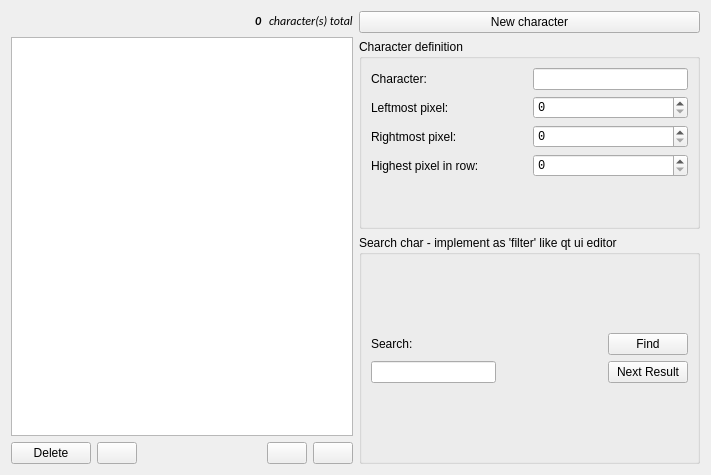
pietr26/OMSI-Tools, file OTModules/wFonts/Widgets/wdgchars.ui: the form before one commit.
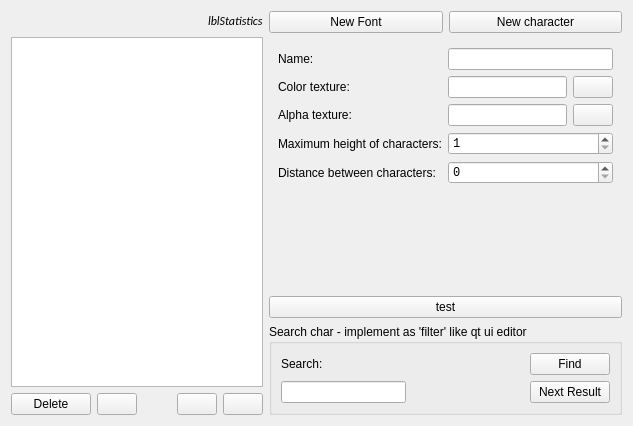
The form after the commit. Icons and pictures are not drawn.

Commit message:
Alpha of reworked font module, united wdgGeneral and wdgChars
I honestly don't know how to name that commit :')

```diff
--- a/OTModules/wFonts/Widgets/wdgchars.ui
+++ b/OTModules/wFonts/Widgets/wdgchars.ui
@@ -6,14 +6,14 @@
    <rect>
     <x>0</x>
     <y>0</y>
-    <width>711</width>
-    <height>475</height>
+    <width>633</width>
+    <height>426</height>
    </rect>
   </property>
   <property name="windowTitle">
    <string notr="true">wdgChars</string>
   </property>
-  <layout class="QHBoxLayout" name="horizontalLayout">
+  <layout class="QHBoxLayout" name="horizontalLayout_6">
    <item>
     <layout class="QVBoxLayout" name="verticalLayout_3">
      <item>
@@ -38,55 +38,26 @@
            <family>Calibri</family>
            <pointsize>9</pointsize>
            <italic>true</italic>
-           <bold>true</bold>
           </font>
          </property>
          <property name="toolTip">
           <string/>
          </property>
          <property name="text">
-          <string notr="true">0</string>
-         </property>
-        </widget>
-       </item>
-       <item>
-        <widget class="QLabel" name="lblCharCountText">
-         <property name="font">
-          <font>
-           <family>Calibri</family>
-           <pointsize>9</pointsize>
-           <italic>true</italic>
-          </font>
-         </property>
-         <property name="toolTip">
-          <string/>
-         </property>
-         <property name="text">
-          <string>character(s) total</string>
+          <string notr="true">lblStatistics</string>
          </property>
         </widget>
        </item>
       </layout>
      </item>
      <item>
-      <widget class="QListView" name="lvwChars">
-       <property name="font">
-        <font>
-         <family>Consolas</family>
-        </font>
+      <widget class="QTreeView" name="tvwChars">
+       <property name="editTriggers">
+        <set>QAbstractItemView::NoEditTriggers</set>
        </property>
-       <property name="tabKeyNavigation">
+       <attribute name="headerVisible">
         <bool>false</bool>
-       </property>
-       <property name="dragEnabled">
-        <bool>true</bool>
-       </property>
-       <property name="dragDropMode">
-        <enum>QAbstractItemView::NoDragDrop</enum>
-       </property>
-       <property name="selectionMode">
-        <enum>QAbstractItemView::SingleSelection</enum>
-       </property>
+       </attribute>
       </widget>
      </item>
      <item>
@@ -183,24 +154,229 @@
    <item>
     <layout class="QVBoxLayout" name="verticalLayout_4">
      <item>
+      <layout class="QHBoxLayout" name="horizontalLayout">
+       <item>
+        <widget class="QPushButton" name="btnNewFont">
+         <property name="text">
+          <string>New Font</string>
+         </property>
+        </widget>
+       </item>
+       <item>
       <widget class="QPushButton" name="btnNewChar">
        <property name="text">
         <string>New character</string>
        </property>
       </widget>
      </item>
+      </layout>
+     </item>
      <item>
-      <widget class="QGroupBox" name="gbxCharEdit">
+      <widget class="QStackedWidget" name="stwProperties">
+       <widget class="QWidget" name="pgeFont">
+        <layout class="QVBoxLayout" name="verticalLayout_6">
+         <item>
+          <layout class="QFormLayout" name="formLayout">
+           <item row="0" column="0">
+            <widget class="QLabel" name="lblFontName">
+             <property name="toolTip">
+              <string/>
+             </property>
+             <property name="text">
+              <string>Name:</string>
+             </property>
+             <property name="buddy">
+              <cstring>ledFontName</cstring>
+             </property>
+            </widget>
+           </item>
+           <item row="0" column="1">
+            <widget class="QLineEdit" name="ledFontName">
+             <property name="toolTip">
+              <string/>
+             </property>
+            </widget>
+           </item>
+           <item row="1" column="0">
+            <widget class="QLabel" name="lblColorTexture">
+             <property name="toolTip">
+              <string/>
+             </property>
+             <property name="text">
+              <string>Color texture:</string>
+             </property>
+             <property name="buddy">
+              <cstring>ledColorTexture</cstring>
+             </property>
+            </widget>
+           </item>
+           <item row="1" column="1">
+            <layout class="QHBoxLayout" name="horizontalLayout_2">
+             <item>
+              <widget class="QLineEdit" name="ledColorTexture">
+               <property name="font">
+                <font>
+                 <family>Consolas</family>
+                </font>
+               </property>
+               <property name="toolTip">
+                <string/>
+               </property>
+              </widget>
+             </item>
+             <item>
+              <widget class="QPushButton" name="btnColorTexture">
        <property name="sizePolicy">
-        <sizepolicy hsizetype="Preferred" vsizetype="Fixed">
+                <sizepolicy hsizetype="Maximum" vsizetype="Maximum">
          <horstretch>0</horstretch>
          <verstretch>0</verstretch>
         </sizepolicy>
        </property>
-       <property name="title">
-        <string>Character definition</string>
-       </property>
-       <layout class="QVBoxLayout" name="verticalLayout_2">
+               <property name="toolTip">
+                <string/>
+               </property>
+               <property name="text">
+                <string/>
+               </property>
+               <property name="icon">
+                <iconset theme="folder-open"/>
+               </property>
+              </widget>
+             </item>
+            </layout>
+           </item>
+           <item row="2" column="0">
+            <widget class="QLabel" name="lblAlphaTexture">
+             <property name="toolTip">
+              <string/>
+             </property>
+             <property name="text">
+              <string>Alpha texture:</string>
+             </property>
+             <property name="buddy">
+              <cstring>ledAlphaTexture</cstring>
+             </property>
+            </widget>
+           </item>
+           <item row="2" column="1">
+            <layout class="QHBoxLayout" name="horizontalLayout_5">
+             <item>
+              <widget class="QLineEdit" name="ledAlphaTexture">
+               <property name="font">
+                <font>
+                 <family>Consolas</family>
+                </font>
+               </property>
+               <property name="toolTip">
+                <string/>
+               </property>
+              </widget>
+             </item>
+             <item>
+              <widget class="QPushButton" name="btnAlphaTexture">
+               <property name="sizePolicy">
+                <sizepolicy hsizetype="Maximum" vsizetype="Maximum">
+                 <horstretch>0</horstretch>
+                 <verstretch>0</verstretch>
+                </sizepolicy>
+               </property>
+               <property name="toolTip">
+                <string/>
+               </property>
+               <property name="text">
+                <string/>
+               </property>
+               <property name="icon">
+                <iconset theme="folder-open"/>
+               </property>
+              </widget>
+             </item>
+            </layout>
+           </item>
+           <item row="3" column="0">
+            <widget class="QLabel" name="lblMaxHeigthOfChars">
+             <property name="toolTip">
+              <string/>
+             </property>
+             <property name="text">
+              <string>Maximum height of characters:</string>
+             </property>
+             <property name="buddy">
+              <cstring>sbxMaxHeigthOfChars</cstring>
+             </property>
+            </widget>
+           </item>
+           <item row="3" column="1">
+            <widget class="QSpinBox" name="sbxMaxHeigthOfChars">
+             <property name="font">
+              <font>
+               <family>Consolas</family>
+              </font>
+             </property>
+             <property name="buttonSymbols">
+              <enum>QAbstractSpinBox::UpDownArrows</enum>
+             </property>
+             <property name="accelerated">
+              <bool>false</bool>
+             </property>
+             <property name="showGroupSeparator" stdset="0">
+              <bool>false</bool>
+             </property>
+             <property name="minimum">
+              <number>1</number>
+             </property>
+             <property name="maximum">
+              <number>10000</number>
+             </property>
+             <property name="value">
+              <number>1</number>
+             </property>
+            </widget>
+           </item>
+           <item row="4" column="0">
+            <widget class="QLabel" name="lblDistanceBetweenChars">
+             <property name="toolTip">
+              <string/>
+             </property>
+             <property name="text">
+              <string>Distance between characters:</string>
+             </property>
+             <property name="buddy">
+              <cstring>sbxDistanceBetweenChars</cstring>
+             </property>
+            </widget>
+           </item>
+           <item row="4" column="1">
+            <widget class="QSpinBox" name="sbxDistanceBetweenChars">
+             <property name="font">
+              <font>
+               <family>Consolas</family>
+              </font>
+             </property>
+             <property name="maximum">
+              <number>10000</number>
+             </property>
+            </widget>
+           </item>
+          </layout>
+         </item>
+         <item>
+          <spacer name="verticalSpacer_2">
+           <property name="orientation">
+            <enum>Qt::Vertical</enum>
+           </property>
+           <property name="sizeHint" stdset="0">
+            <size>
+             <width>20</width>
+             <height>40</height>
+            </size>
+           </property>
+          </spacer>
+         </item>
+        </layout>
+       </widget>
+       <widget class="QWidget" name="pgeCharacter">
+        <layout class="QVBoxLayout" name="verticalLayout">
         <item>
          <layout class="QGridLayout" name="gridLayout_2">
           <property name="sizeConstraint">
@@ -330,9 +506,6 @@
           <property name="orientation">
            <enum>Qt::Vertical</enum>
           </property>
-          <property name="sizeType">
-           <enum>QSizePolicy::Maximum</enum>
-          </property>
           <property name="sizeHint" stdset="0">
            <size>
             <width>20</width>
@@ -342,6 +515,14 @@
          </spacer>
         </item>
        </layout>
+       </widget>
+      </widget>
+     </item>
+     <item>
+      <widget class="QPushButton" name="btnTest">
+       <property name="text">
+        <string>test</string>
+       </property>
       </widget>
      </item>
      <item>
```
Left out of the diff: 138 changed lines with no effect on the pictures. Lines whose indentation alone changed are shown as unchanged. The commit also changes 11 other files.
